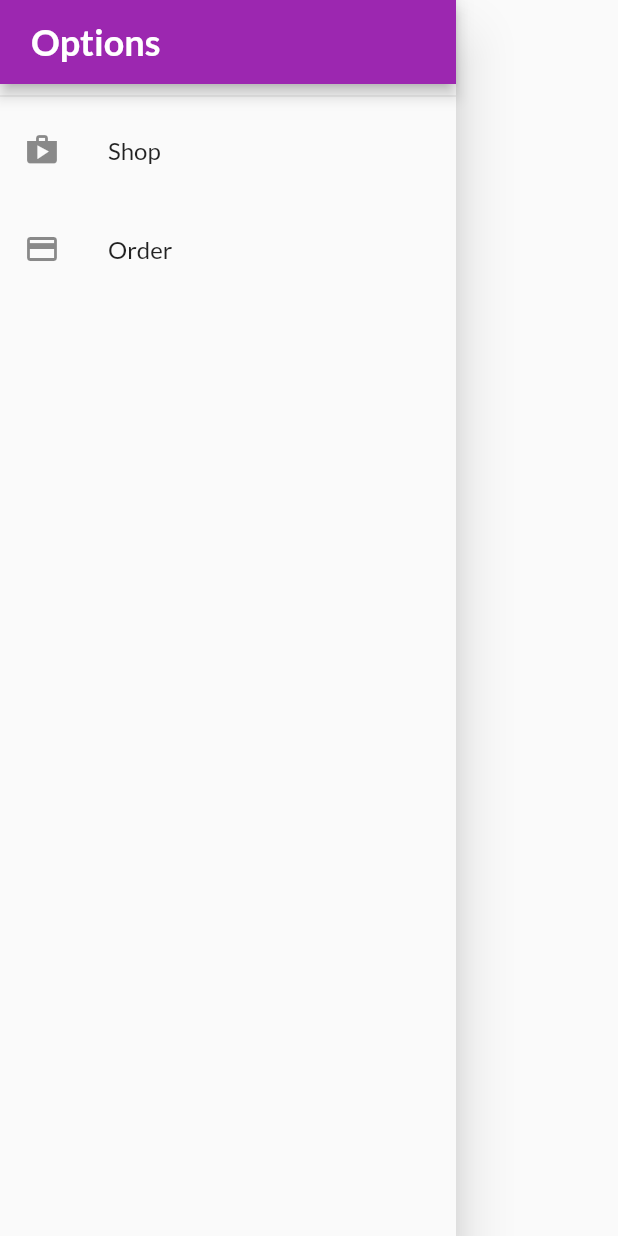
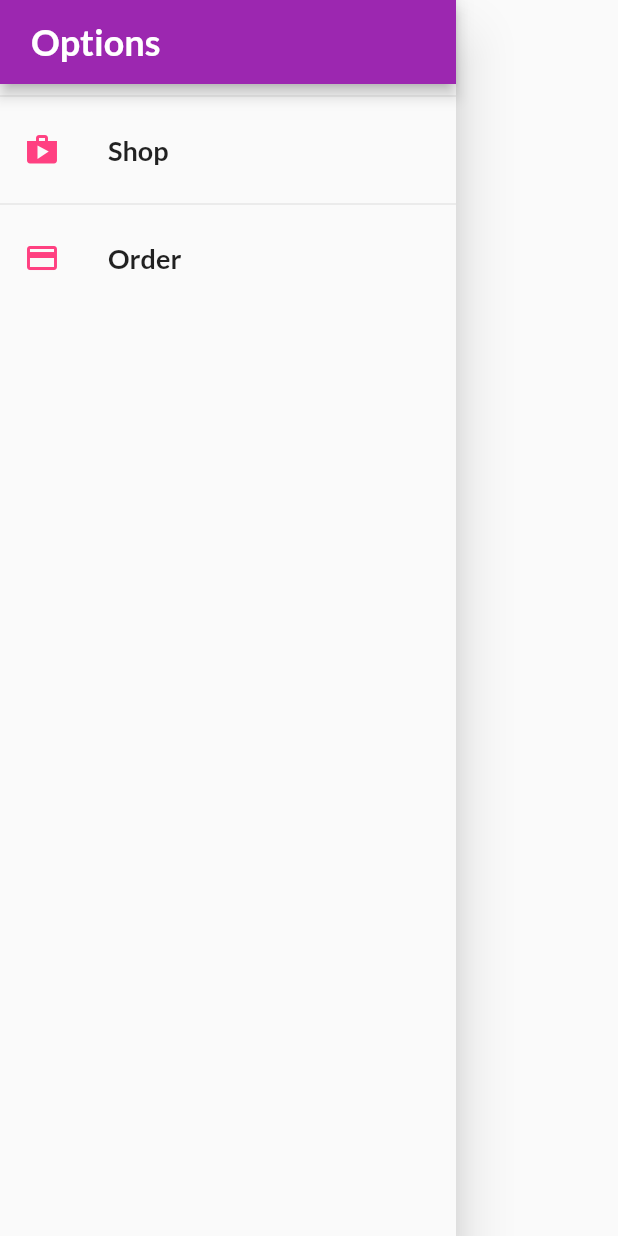
Before and after one commit to dimeprog/DushShop, a Flutter app: the AppDrawer widget shown alone on an empty page, opened directly, on a phone screen of 412 x 824 dp. Run offline on Flutter 3.47's test engine with Material 2 defaults, Android fonts, the phone set to English and light mode, and no system bars; network calls fail.

Commit message:
add order Screen complete

```diff
--- a/dushshop/lib/main.dart
+++ b/dushshop/lib/main.dart
@@ -47,7 +47,6 @@ class MyApp extends StatelessWidget {
             )),
         home: ProductOverviewScreen(),
         routes: {
-          ProductOverviewScreen.routeName: (ctx) => ProductOverviewScreen(),
           ProductDetailScreen.routeName: (ctx) => ProductDetailScreen(),
           CartScreen.routeName: (ctx) => CartScreen(),
           OrdersScreen.routeName: (ctx) => OrdersScreen(),
--- a/dushshop/lib/screens/cart_screen.dart
+++ b/dushshop/lib/screens/cart_screen.dart
@@ -49,7 +49,6 @@ class CartScreen extends StatelessWidget {
                       Provider.of<Orders>(context, listen: false)
                           .addOrder(cartItemValues, cart.totalAmount);
                       cart.clear();
-                      // Navigator.of(context).pushNamed(OrdersScreen.routeName);
                     },
                   ),
                 ]),
--- a/dushshop/lib/widget/app_drawer.dart
+++ b/dushshop/lib/widget/app_drawer.dart
@@ -1,13 +1,16 @@
 import 'package:dushshop/screens/orders_screen.dart';
 import 'package:dushshop/screens/product_overview_screen.dart';
 import 'package:flutter/material.dart';
+import 'package:provider/provider.dart';
 import '../screens/product_overview_screen.dart';
+import '../provider/orders.dart';
 
 class AppDrawer extends StatelessWidget {
   const AppDrawer({Key? key}) : super(key: key);
 
   @override
   Widget build(BuildContext context) {
+    final orderdata = Provider.of<Orders>(context).order;
     return Drawer(
       child: Column(children: [
         AppBar(
@@ -21,18 +24,40 @@ class AppDrawer extends StatelessWidget {
         ),
         const Divider(),
         ListTile(
-          leading: const Icon(Icons.shop),
-          title: const Text('Shop'),
+          leading: const Icon(
+            Icons.shop,
+            color: Colors.pinkAccent,
+          ),
+          title: const Text(
+            'Shop',
+            style: TextStyle(
+                fontWeight: FontWeight.bold,
+                color: Colors.black87,
+                fontSize: 18),
+          ),
           onTap: () => Navigator.of(context).pushReplacementNamed('/'),
         ),
-        const SizedBox(
-          height: 10,
-        ),
+        const Divider(),
         ListTile(
-          leading: const Icon(Icons.payment),
-          title: const Text('Order'),
-          onTap: () => Navigator.of(context)
-              .pushReplacementNamed(OrdersScreen.routeName),
+          leading: const Icon(
+            Icons.payment,
+            color: Colors.pinkAccent,
+          ),
+          title: const Text(
+            'Order',
+            style: TextStyle(
+                fontWeight: FontWeight.bold,
+                color: Colors.black87,
+                fontSize: 18),
+          ),
+          onTap: () {
+            if (orderdata.isNotEmpty) {
+              Navigator.of(context)
+                  .pushReplacementNamed(OrdersScreen.routeName);
+            } else {
+              Navigator.of(context).pushReplacementNamed('/');
+            }
+          },
         ),
       ]),
     );
```
Also changed, not shown: dushshop/lib/screens/orders_screen.dart (+9 -2 lines), dushshop/lib/widget/order_item_widget.dart (+59 -7 lines), dushshop/lib/widget/product_item.dart (+11 -0 lines).
